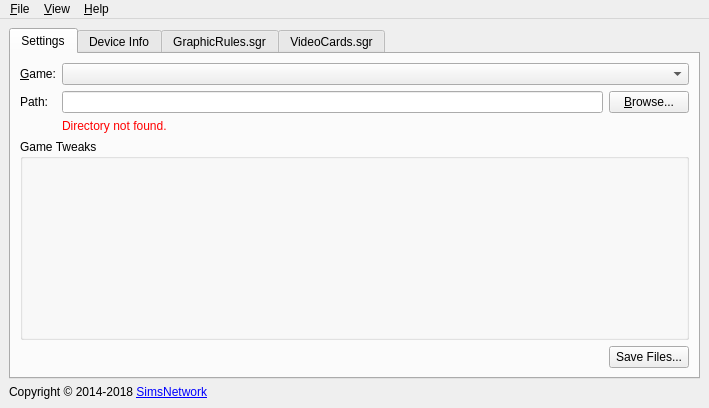
Old version of the form src/graphicsrulesmakerui/mainwindow.ui in the repository haffmans/graphics-rules-maker.
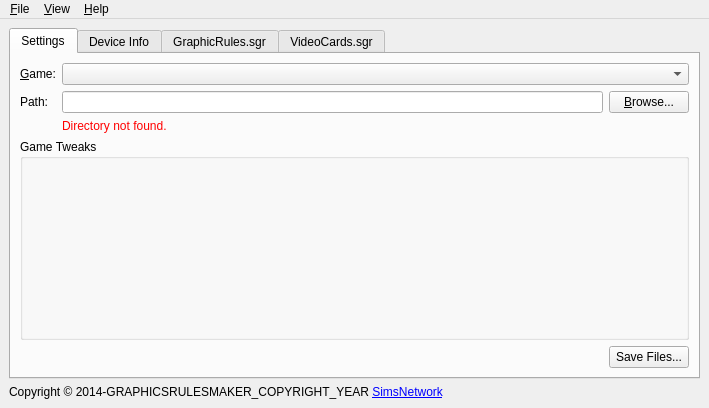
New version of the form. Icons and pictures are not drawn.

Commit message: Generate copyright year from CMake

```diff
--- a/src/graphicsrulesmakerui/mainwindow.ui
+++ b/src/graphicsrulesmakerui/mainwindow.ui
@@ -397,7 +397,7 @@
     <item row="1" column="0">
      <widget class="QLabel" name="copyright">
       <property name="text">
-       <string>&lt;html&gt;&lt;head/&gt;&lt;body&gt;&lt;p&gt;Copyright © 2014-2018 &lt;a href=&quot;http://www.simsnetwork.com&quot;&gt;SimsNetwork&lt;/a&gt;&lt;/p&gt;&lt;/body&gt;&lt;/html&gt;</string>
+       <string>&lt;html&gt;&lt;head/&gt;&lt;body&gt;&lt;p&gt;Copyright © 2014-GRAPHICSRULESMAKER_COPYRIGHT_YEAR &lt;a href=&quot;http://www.simsnetwork.com&quot;&gt;SimsNetwork&lt;/a&gt;&lt;/p&gt;&lt;/body&gt;&lt;/html&gt;</string>
       </property>
       <property name="alignment">
        <set>Qt::AlignLeading|Qt::AlignLeft|Qt::AlignVCenter</set>
```
The commit also changes 6 other files.
